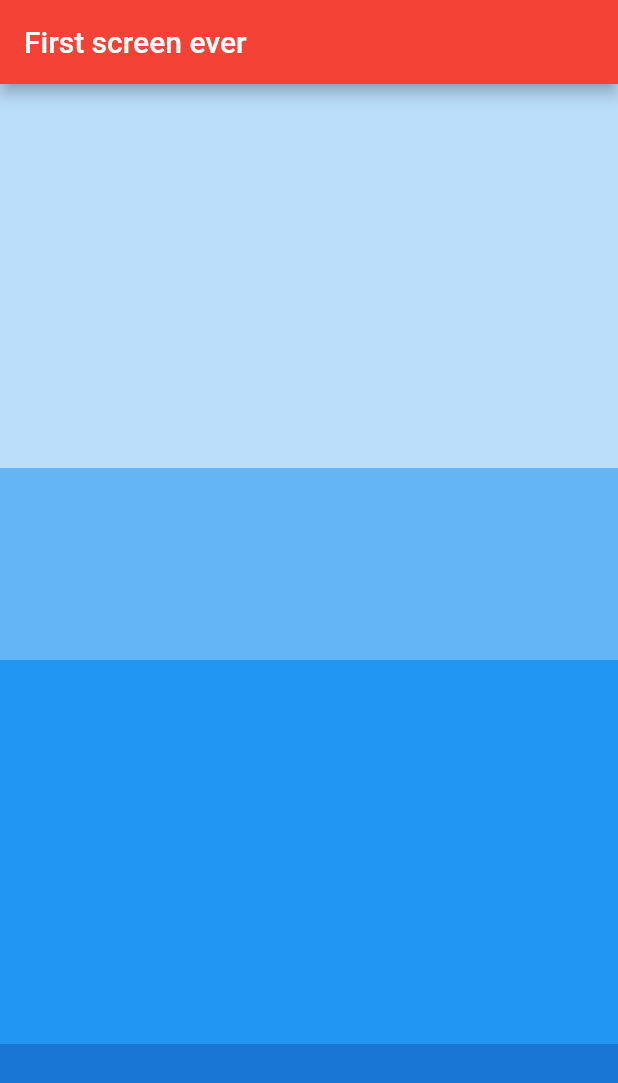
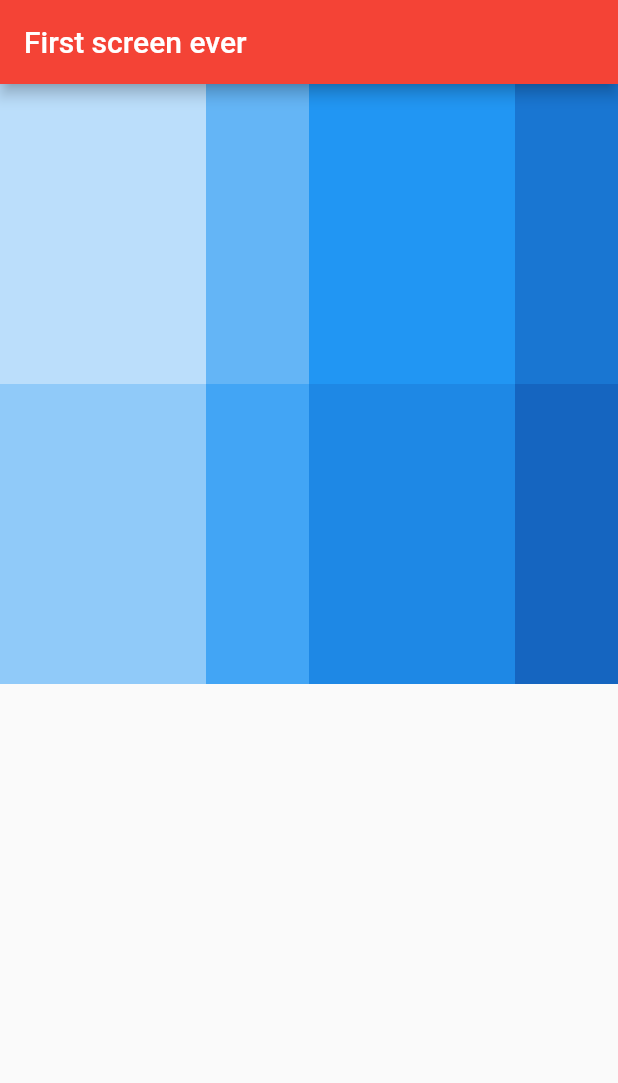
Before and after one commit to BahaEddineFrc/flutter-books-app, a Flutter app: the screen it shows after launch, on a phone screen of 412 x 824 dp. Shown: the top 1083 px of the screen. Run offline on Flutter 3.47's test engine with Material 2 defaults, Android fonts, the phone set to English and light mode, and no system bars.

Commit message:
create a column of 2 rows

```diff
--- a/books_app/lib/main.dart
+++ b/books_app/lib/main.dart
@@ -25,28 +25,67 @@ class FirstScreen extends StatelessWidget {
       body: Container(
         color: Colors.grey,
         child: Column(
+          mainAxisSize: MainAxisSize.min,
+          children: [
+            Row(
               children: [
                 Expanded(
                   flex: 2,
                   child: Container(
+                    height: 200,
                     color: Colors.blue[100],
                   ),
                 ),
                 Expanded(
                   child: Container(
+                    height: 200,
                     color: Colors.blue[300],
                   ),
                 ),
                 Expanded(
                   flex: 2,
                   child: Container(
+                    height: 200,
                     color: Colors.blue[500],
                   ),
                 ),
                 Expanded(
                   child: Container(
+                    height: 200,
                     color: Colors.blue[700],
                   ),
+                ),
+              ],
+            ),
+            Row(
+              children: [
+                Expanded(
+                  flex: 2,
+                  child: Container(
+                    height: 200,
+                    color: Colors.blue[200],
+                  ),
+                ),
+                Expanded(
+                  child: Container(
+                    height: 200,
+                    color: Colors.blue[400],
+                  ),
+                ),
+                Expanded(
+                  flex: 2,
+                  child: Container(
+                    height: 200,
+                    color: Colors.blue[600],
+                  ),
+                ),
+                Expanded(
+                  child: Container(
+                    height: 200,
+                    color: Colors.blue[800],
+                  ),
+                ),
+              ],
             ),
           ],
         ),
```
Lines whose indentation alone changed are shown as unchanged.
